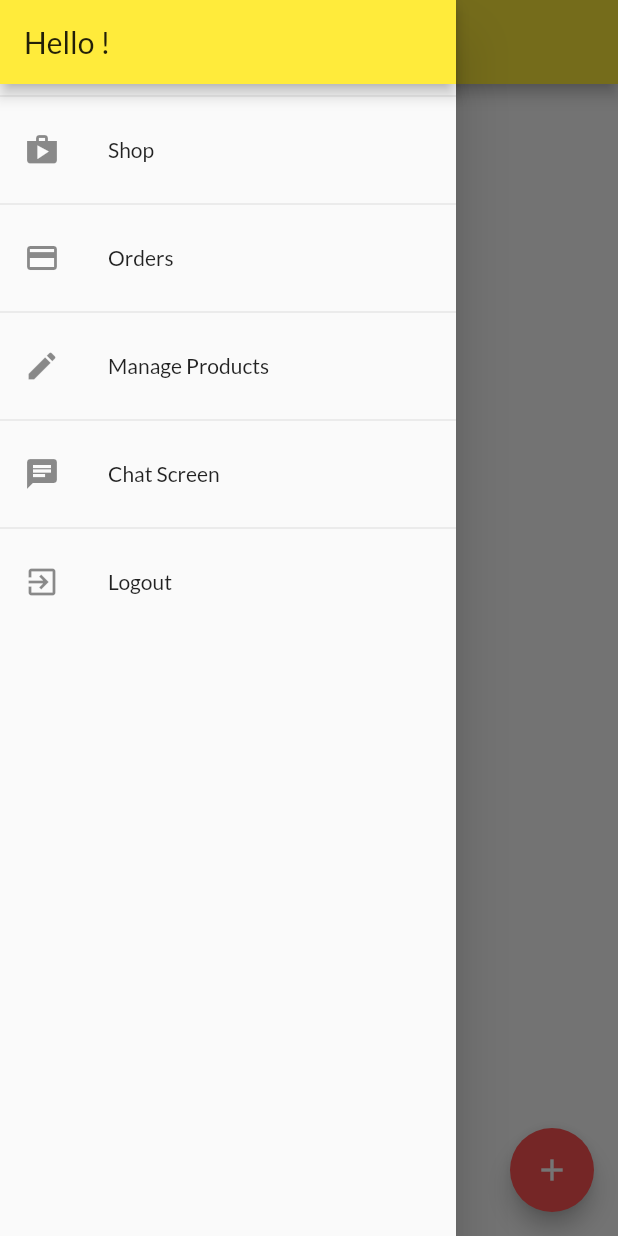
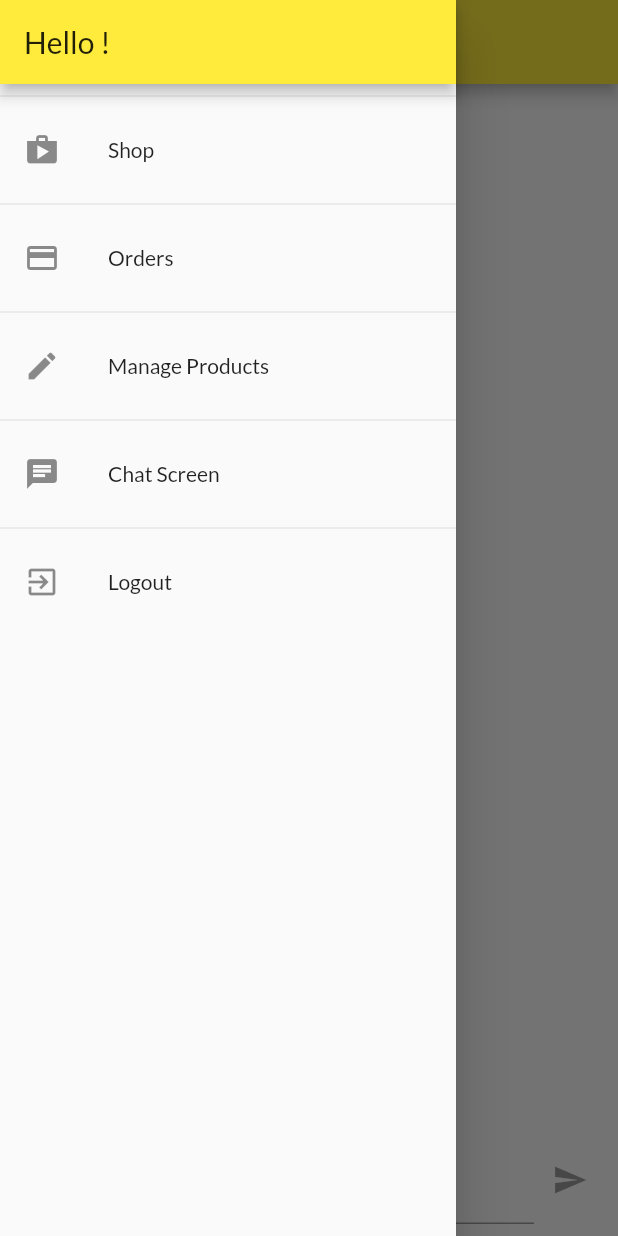
Before and after one commit to Shaky-Adino/Hyper-Store, a Flutter app: the ChatScreen screen opened by its route, with the side drawer open, on a phone screen of 412 x 824 dp. Run offline on Flutter 3.47's test engine with Material 2 defaults, Android fonts, the phone set to English and light mode, and no system bars; our stand-ins replace cloud_firestore, firebase_auth, firebase_core, google_sign_in, image_picker, shared_preferences and 1 more; accounts and stored records are empty.

Commit message:
sending and ordering chat messages

```diff
--- a/lib/screens/chat_screen.dart
+++ b/lib/screens/chat_screen.dart
@@ -1,5 +1,6 @@
 import 'package:flutter/material.dart';
 import 'package:cloud_firestore/cloud_firestore.dart';
+import '../widgets/chat/new_message.dart';
 import '../widgets/chat/messages.dart';
 import '../widgets/app_drawer.dart';
 
@@ -19,16 +20,9 @@ class ChatScreen extends StatelessWidget{
             Expanded(
               child: Messages()
             ),
+            NewMessage(),
           ],
         ),
-      ),
-      floatingActionButton: FloatingActionButton(
-        child: Icon(Icons.add),
-        onPressed: (){
-          firestore.collection('chat').add({
-            'text': 'This was added by clicking the button'
-          });
-        },
       ),
     );
   }
--- a/lib/widgets/chat/messages.dart
+++ b/lib/widgets/chat/messages.dart
@@ -7,7 +7,7 @@ class Messages extends StatelessWidget {
   @override
   Widget build(BuildContext context) {
     return StreamBuilder(
-      stream: firestore.collection('chat').snapshots(),
+      stream: firestore.collection('chat').orderBy('createdAt', descending: true).snapshots(),
       builder: (ctx, chatSnapshot){
         if(chatSnapshot.connectionState == ConnectionState.waiting){
             return Center(
@@ -16,6 +16,7 @@ class Messages extends StatelessWidget {
         }
         final chatDocs = chatSnapshot.data.docs;
         return ListView.builder(
+          reverse: true,
           itemCount: chatDocs.length,
           itemBuilder: (ctx, index) => Text(
             chatDocs[index]['text'],
--- /dev/null
+++ b/lib/widgets/chat/new_message.dart
@@ -0,0 +1,48 @@
+import 'package:cloud_firestore/cloud_firestore.dart';
+import 'package:flutter/material.dart';
+
+class NewMessage extends StatefulWidget {
+  @override
+  _NewMessageState createState() => _NewMessageState();
+}
+
+class _NewMessageState extends State<NewMessage> {
+  final _controller = new TextEditingController();
+  var _enteredMessage = '';
+
+  void _sendMessage() {
+    FocusScope.of(context).unfocus();
+    FirebaseFirestore.instance.collection('chat').add({
+      'text': _enteredMessage,
+      'createdAt': Timestamp.now(),
+    });
+    _controller.clear();
+  }
+
+  @override
+  Widget build(BuildContext context) {
+    return Container(
+      margin: EdgeInsets.only(top: 8),
+      padding: EdgeInsets.all(8),
+      child: Row(
+        children: [
+          Expanded(
+            child: TextField(
+              controller: _controller,
+              decoration: InputDecoration(labelText: 'Send a message...'),
+              onChanged: (value){
+                setState(() {
+                  _enteredMessage = value;
+                });
+              },
+            ),
+          ),
+          IconButton(
+            icon: Icon(Icons.send),
+            onPressed: _enteredMessage.trim().isEmpty ? null : _sendMessage,
+          ),
+        ],
+      ),
+    );
+  }
+}
```
